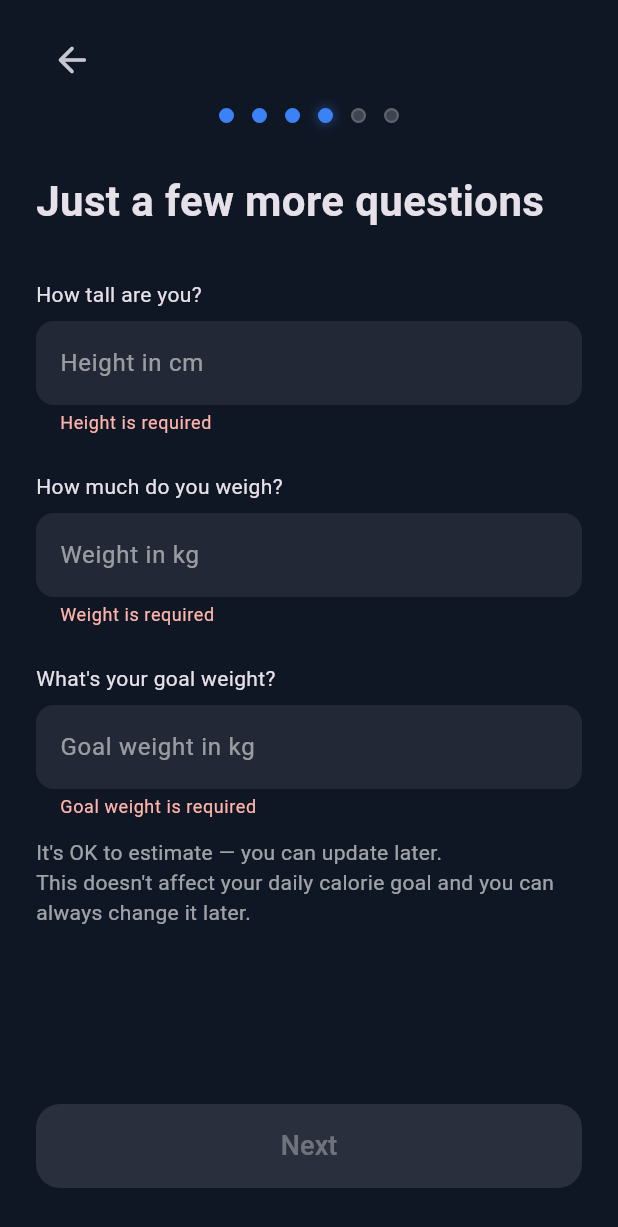
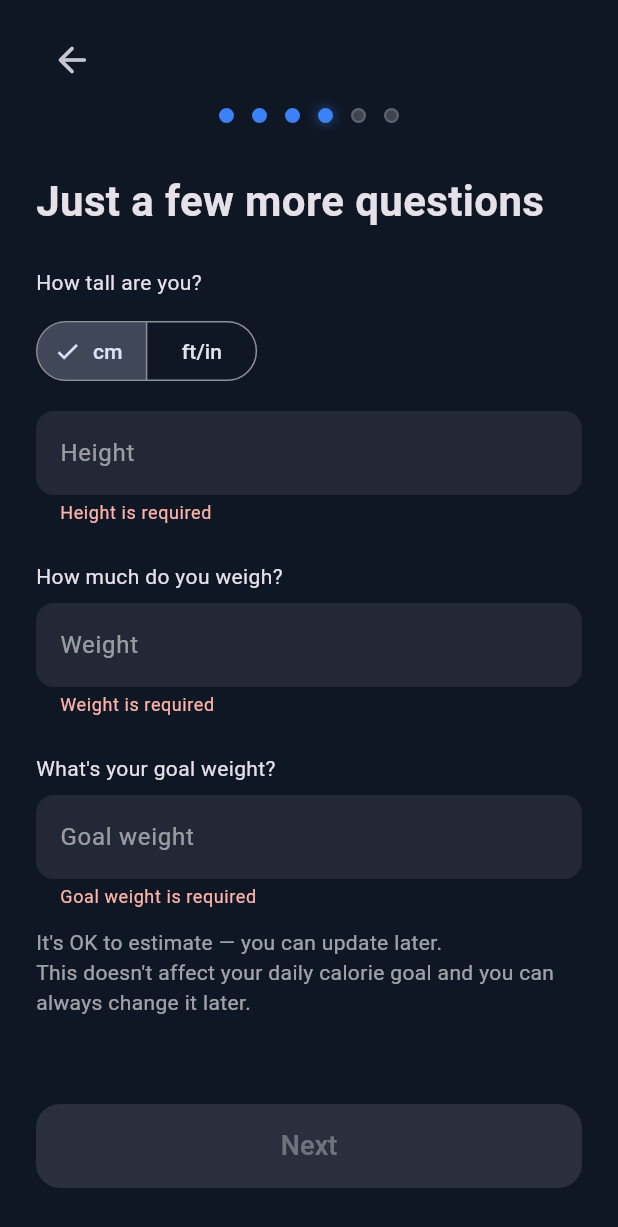
Before and after one commit to sukrukapo-prog/login.my-ap, a Flutter app: the BodyMeasurementsScreen screen opened by its route, on a phone screen of 412 x 824 dp. Shown: the top 1227 px of the screen. Run offline on Flutter 3.47's test engine with Material 3 defaults, Android fonts, the phone set to English and light mode, and no system bars; our stand-ins replace shared_preferences; accounts and stored records are empty.

Commit message:
initial push

```diff
--- a/lib/screens/body_measurements_screen.dart
+++ b/lib/screens/body_measurements_screen.dart
@@ -13,20 +13,37 @@ class BodyMeasurementsScreen extends StatefulWidget {
 }
 
 class _BodyMeasurementsScreenState extends State<BodyMeasurementsScreen> {
-  late TextEditingController _heightController;
+  late TextEditingController _heightController;     // cm
+  late TextEditingController _feetController;
+  late TextEditingController _inchesController;
   late TextEditingController _weightController;
   late TextEditingController _goalWeightController;
+
+  bool _useMetric = true; // true = cm, false = ft/in
 
   @override
   void initState() {
     super.initState();
+
     _heightController = TextEditingController(text: widget.data.heightCm?.toString() ?? '');
     _weightController = TextEditingController(text: widget.data.currentWeightKg?.toString() ?? '');
     _goalWeightController = TextEditingController(text: widget.data.goalWeightKg?.toString() ?? '');
 
+    // Convert saved cm to feet/inches if available
+    if (widget.data.heightCm != null && widget.data.heightCm! > 0) {
+      final fi = _cmToFeetInches(widget.data.heightCm!);
+      _feetController = TextEditingController(text: fi[0].toString());
+      _inchesController = TextEditingController(text: fi[1].toString());
+    } else {
+      _feetController = TextEditingController();
+      _inchesController = TextEditingController();
+    }
+
     // Real-time validation update
     void listener() => setState(() {});
     _heightController.addListener(listener);
+    _feetController.addListener(listener);
+    _inchesController.addListener(listener);
     _weightController.addListener(listener);
     _goalWeightController.addListener(listener);
   }
@@ -34,23 +51,48 @@ class _BodyMeasurementsScreenState extends State<BodyMeasurementsScreen> {
   @override
   void dispose() {
     _heightController.dispose();
+    _feetController.dispose();
+    _inchesController.dispose();
     _weightController.dispose();
     _goalWeightController.dispose();
     super.dispose();
   }
 
+  // Convert cm → [feet, inches]
+  List<int> _cmToFeetInches(double cm) {
+    final totalInches = (cm / 2.54).round();
+    final feet = totalInches ~/ 12;
+    final inches = totalInches % 12;
+    return [feet, inches];
+  }
+
+  // Convert feet + inches → cm
+  double _feetInchesToCm(int feet, int inches) {
+    return (feet * 12 + inches) * 2.54;
+  }
+
+  // ==================== ONLY ONE _currentHeightCm ====================
+  double get _currentHeightCm {
+    if (_useMetric) {
+      return double.tryParse(_heightController.text.trim()) ?? 0;
+    } else {
+      final feet = int.tryParse(_feetController.text.trim()) ?? 0;
+      final inches = int.tryParse(_inchesController.text.trim()) ?? 0;
+      return _feetInchesToCm(feet, inches);
+    }
+  }
+
   bool get _isValid {
-    final h = double.tryParse(_heightController.text.trim()) ?? 0;
+    final h = _currentHeightCm;
     final w = double.tryParse(_weightController.text.trim()) ?? 0;
     final g = double.tryParse(_goalWeightController.text.trim()) ?? 0;
     return h > 50 && w > 20 && g > 20 && g >= w;
   }
 
   String? get _heightError {
-    final text = _heightController.text.trim();
-    if (text.isEmpty) return 'Height is required';
-    final h = double.tryParse(text);
-    if (h == null || h <= 50) return 'Enter realistic height (>50 cm)';
+    final h = _currentHeightCm;
+    if (h <= 0) return 'Height is required';
+    if (h <= 50) return 'Enter realistic height (>50 cm)';
     return null;
   }
 
@@ -99,44 +141,106 @@ class _BodyMeasurementsScreenState extends State<BodyMeasurementsScreen> {
                 style: TextStyle(fontSize: 28, fontWeight: FontWeight.bold),
               ),
 
-              const SizedBox(height: 32),
+              const SizedBox(height: 24),
 
               const Text('How tall are you?'),
-              const SizedBox(height: 8),
 
+              const SizedBox(height: 12),
+
+              // Unit Toggle
+              SegmentedButton<bool>(
+                segments: const [
+                  ButtonSegment<bool>(value: true, label: Text('cm')),
+                  ButtonSegment<bool>(value: false, label: Text('ft/in')),
+                ],
+                selected: {_useMetric},
+                onSelectionChanged: (Set<bool> selection) {
+                  setState(() {
+                    _useMetric = selection.first;
+
+                    if (_useMetric) {
+                      // ft/in → cm
+                      final feet = int.tryParse(_feetController.text.trim()) ?? 0;
+                      final inches = int.tryParse(_inchesController.text.trim()) ?? 0;
+                      final cm = _feetInchesToCm(feet, inches);
+                      _heightController.text = cm.toStringAsFixed(1);
+                    } else {
+                      // cm → ft/in
+                      final cm = double.tryParse(_heightController.text.trim()) ?? 0;
+                      if (cm > 0) {
+                        final fi = _cmToFeetInches(cm);
+                        _feetController.text = fi[0].toString();
+                        _inchesController.text = fi[1].toString();
+                      }
+                    }
+                  });
+                },
+              ),
+
+              const SizedBox(height: 16),
+
+              // Height Input
+              if (_useMetric)
                 TextField(
                   controller: _heightController,
                   keyboardType: TextInputType.number,
                   decoration: InputDecoration(
                     filled: true,
                     fillColor: Colors.white.withAlpha(20),
-                  border: OutlineInputBorder(
-                    borderRadius: BorderRadius.circular(12),
-                    borderSide: BorderSide.none,
-                  ),
-                  hintText: 'Height in cm',
+                    border: OutlineInputBorder(borderRadius: BorderRadius.circular(12), borderSide: BorderSide.none),
+                    hintText: 'Height',
                     suffixText: 'cm',
                     errorText: _heightError,
                   ),
                   style: const TextStyle(color: Colors.white),
+                )
+              else
+                Row(
+                  children: [
+                    Expanded(
+                      child: TextField(
+                        controller: _feetController,
+                        keyboardType: TextInputType.number,
+                        decoration: InputDecoration(
+                          filled: true,
+                          fillColor: Colors.white.withAlpha(20),
+                          border: OutlineInputBorder(borderRadius: BorderRadius.circular(12), borderSide: BorderSide.none),
+                          hintText: 'Feet',
+                          suffixText: 'ft',
+                        ),
+                        style: const TextStyle(color: Colors.white),
+                      ),
+                    ),
+                    const SizedBox(width: 12),
+                    Expanded(
+                      child: TextField(
+                        controller: _inchesController,
+                        keyboardType: TextInputType.number,
+                        decoration: InputDecoration(
+                          filled: true,
+                          fillColor: Colors.white.withAlpha(20),
+                          border: OutlineInputBorder(borderRadius: BorderRadius.circular(12), borderSide: BorderSide.none),
+                          hintText: 'Inches',
+                          suffixText: 'in',
+                        ),
+                        style: const TextStyle(color: Colors.white),
+                      ),
+                    ),
+                  ],
                 ),
 
               const SizedBox(height: 24),
 
               const Text('How much do you weigh?'),
               const SizedBox(height: 8),
-
               TextField(
                 controller: _weightController,
                 keyboardType: TextInputType.number,
                 decoration: InputDecoration(
                   filled: true,
                   fillColor: Colors.white.withAlpha(20),
-                  border: OutlineInputBorder(
-                    borderRadius: BorderRadius.circular(12),
-                    borderSide: BorderSide.none,
-                  ),
-                  hintText: 'Weight in kg',
+                  border: OutlineInputBorder(borderRadius: BorderRadius.circular(12), borderSide: BorderSide.none),
+                  hintText: 'Weight',
                   suffixText: 'kg',
                   errorText: _weightError,
                 ),
@@ -147,18 +251,14 @@ class _BodyMeasurementsScreenState extends State<BodyMeasurementsScreen> {
 
               const Text("What's your goal weight?"),
               const SizedBox(height: 8),
-
               TextField(
                 controller: _goalWeightController,
                 keyboardType: TextInputType.number,
                 decoration: InputDecoration(
                   filled: true,
                   fillColor: Colors.white.withAlpha(20),
-                  border: OutlineInputBorder(
-                    borderRadius: BorderRadius.circular(12),
-                    borderSide: BorderSide.none,
-                  ),
-                  hintText: 'Goal weight in kg',
+                  border: OutlineInputBorder(borderRadius: BorderRadius.circular(12), borderSide: BorderSide.none),
+                  hintText: 'Goal weight',
                   suffixText: 'kg',
                   errorText: _goalWeightError,
                 ),
@@ -175,14 +275,13 @@ class _BodyMeasurementsScreenState extends State<BodyMeasurementsScreen> {
 
               const Spacer(),
 
-              // Next button
               SizedBox(
                 width: double.infinity,
                 height: 56,
                 child: ElevatedButton(
                   onPressed: _isValid
                       ? () {
-                    widget.data.heightCm = double.tryParse(_heightController.text.trim());
+                    widget.data.heightCm = _currentHeightCm;
                     widget.data.currentWeightKg = double.tryParse(_weightController.text.trim());
                     widget.data.goalWeightKg = double.tryParse(_goalWeightController.text.trim());
 
```
Lines whose indentation alone changed are shown as unchanged.
